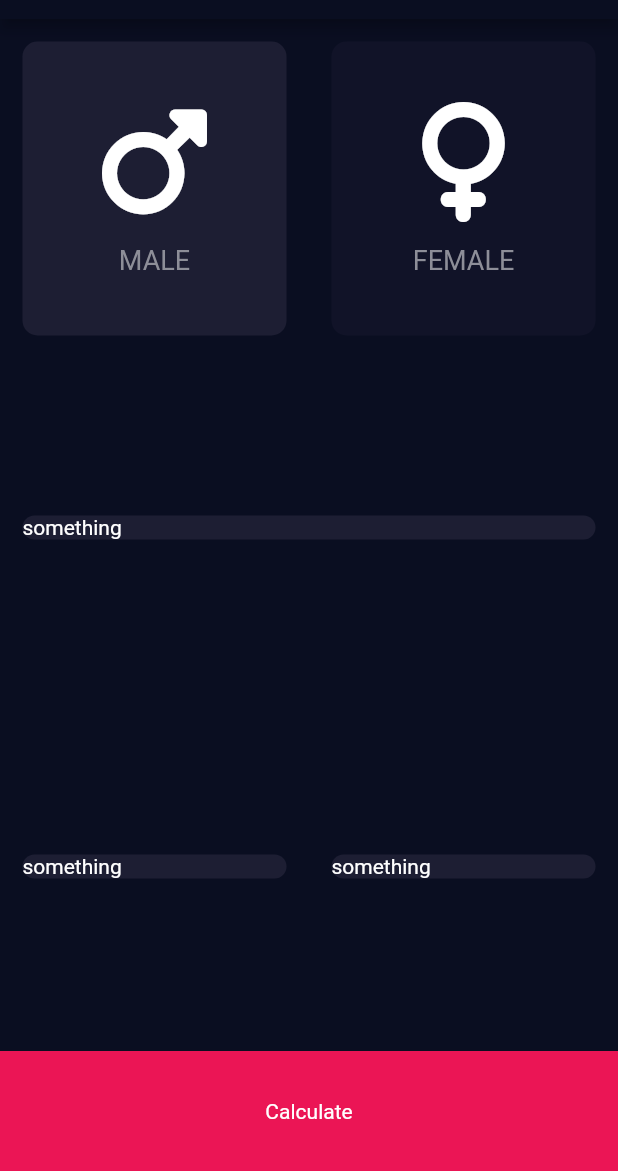
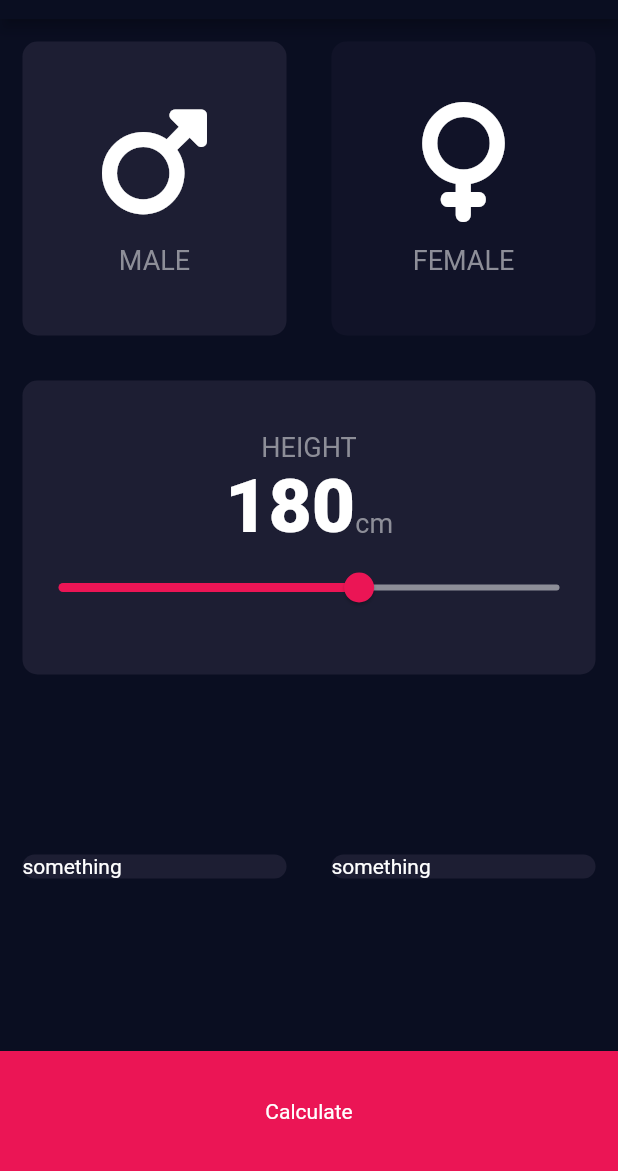
Before and after one commit to utsobe/bmi_calculator_flutter_app, a Flutter app: the screen it shows after launch, after a tap on "MALE", on a phone screen of 412 x 824 dp, the part 65-1236 px from its top. Run offline on Flutter 3.47's test engine with Material 2 defaults, Android fonts, the phone set to English and light mode, and no system bars; our stand-ins replace font_awesome_flutter.

Commit message:
added UI for height section

```diff
--- /dev/null
+++ b/lib/constants.dart
@@ -0,0 +1,16 @@
+import 'package:flutter/material.dart';
+
+const kLabelTextStyle = TextStyle(
+  fontSize: 18.0,
+  color: Color(0xFF8D8E98),
+);
+
+const kNumberTextStyle = TextStyle(
+  fontSize: 50.0,
+  fontWeight: FontWeight.w900,
+);
+
+const kBottomContainerHeight = 80.0;
+const kActiveCardColor = Color(0xFF1D1E33);
+const kInkActiveCardColor = Color(0xFF111328);
+const kBottomContainerColor = Color(0xFFEB1555);
--- a/lib/icon_content.dart
+++ b/lib/icon_content.dart
@@ -1,9 +1,5 @@
 import 'package:flutter/material.dart';
-
-const labelTextStyle = TextStyle(
-  fontSize: 18.0,
-  color: Color(0xFF8D8E98),
-);
+import 'constants.dart';
 
 class IconContent extends StatelessWidget {
   IconContent({required this.icon, required this.label});
@@ -25,7 +21,7 @@ class IconContent extends StatelessWidget {
         ),
         Text(
           label,
-          style: labelTextStyle,
+          style: kLabelTextStyle,
         ),
       ],
     );
--- a/lib/input_page.dart
+++ b/lib/input_page.dart
@@ -2,11 +2,12 @@ import 'package:flutter/material.dart';
 import 'package:font_awesome_flutter/font_awesome_flutter.dart';
 import 'icon_content.dart';
 import 'reusable_card.dart';
+import 'constants.dart';
 
-const bottomContainerHeight = 80.0;
-const activeCardColor = Color(0xFF1D1E33);
-const inactiveCardColor = Color(0xFF111328);
-const bottomContainerColor = Color(0xFFEB1555);
+enum Gender {
+  male,
+  female,
+}
 
 class InputPage extends StatefulWidget {
   const InputPage({super.key});
@@ -17,29 +18,9 @@ class InputPage extends StatefulWidget {
 
 class _InputPageState extends State<InputPage> {
   @override
-  Color maleCardColour = inactiveCardColor;
+  Gender? selectedGender;
 
-  Color femaleCardColour = inactiveCardColor;
-
-  void updateColour(int gender) {
-    // male card pressed
-    if (gender == 1) {
-      if (maleCardColour == inactiveCardColor) {
-        maleCardColour = activeCardColor;
-        femaleCardColour = inactiveCardColor;
-      } else {
-        maleCardColour = inactiveCardColor;
-      }
-    }
-    if (gender == 2) {
-      if (femaleCardColour == inactiveCardColor) {
-        femaleCardColour = activeCardColor;
-        maleCardColour = inactiveCardColor;
-      } else {
-        femaleCardColour = inactiveCardColor;
-      }
-    }
-  }
+  int height = 180;
 
   Widget build(BuildContext context) {
     return Scaffold(
@@ -55,34 +36,34 @@ class _InputPageState extends State<InputPage> {
             child: Row(
               children: [
                 Expanded(
-                  child: GestureDetector(
-                    onTap: () {
+                  child: ReusableCard(
+                    onPress: () {
                       setState(() {
-                        updateColour(1);
+                        selectedGender = Gender.male;
                       });
                     },
-                    child: ReusableCard(
-                      colour: maleCardColour,
+                    colour: selectedGender == Gender.male
+                        ? kActiveCardColor
+                        : kInkActiveCardColor,
                     cardChild: IconContent(
                       icon: FontAwesomeIcons.mars,
                       label: 'MALE',
                     ),
                   ),
                 ),
-                ),
                 Expanded(
-                    child: GestureDetector(
-                  onTap: () {
+                    child: ReusableCard(
+                  onPress: () {
                     setState(() {
-                      updateColour(2);
+                      selectedGender = Gender.female;
                     });
                   },
-                  child: ReusableCard(
-                    colour: femaleCardColour,
+                  colour: selectedGender == Gender.female
+                      ? kActiveCardColor
+                      : kInkActiveCardColor,
                   cardChild: IconContent(
                     icon: FontAwesomeIcons.venus,
                     label: 'FEMALE',
-                    ),
                   ),
                 )),
               ],
@@ -93,8 +74,44 @@ class _InputPageState extends State<InputPage> {
               children: [
                 Expanded(
                     child: ReusableCard(
-                  colour: activeCardColor,
-                  cardChild: Text('something'),
+                  onPress: () {},
+                  colour: kActiveCardColor,
+                  cardChild: Column(
+                    mainAxisAlignment: MainAxisAlignment.center,
+                    children: [
+                      Text(
+                        'HEIGHT',
+                        style: kLabelTextStyle,
+                      ),
+                      Row(
+                        mainAxisAlignment: MainAxisAlignment.center,
+                        crossAxisAlignment: CrossAxisAlignment.baseline,
+                        textBaseline: TextBaseline.alphabetic,
+                        children: [
+                          Text(
+                            height.toString(),
+                            style: kNumberTextStyle,
+                          ),
+                          Text(
+                            'cm',
+                            style: kLabelTextStyle,
+                          )
+                        ],
+                      ),
+                      Slider(
+                        value: height.toDouble(),
+                        min: 120.0,
+                        max: 220.0,
+                        activeColor: Color(0xFFEB1555),
+                        inactiveColor: Color(0xff8D8E98),
+                        onChanged: (double newValue) {
+                          setState(() {
+                            height = newValue.round();
+                          });
+                        },
+                      )
+                    ],
+                  ),
                 )),
               ],
             ),
@@ -104,12 +121,14 @@ class _InputPageState extends State<InputPage> {
               children: [
                 Expanded(
                     child: ReusableCard(
-                  colour: activeCardColor,
+                  onPress: () {},
+                  colour: kActiveCardColor,
                   cardChild: Text('something'),
                 )),
                 Expanded(
                     child: ReusableCard(
-                  colour: activeCardColor,
+                  onPress: () {},
+                  colour: kActiveCardColor,
                   cardChild: Text('something'),
                 )),
               ],
@@ -117,10 +136,10 @@ class _InputPageState extends State<InputPage> {
           ),
           Container(
             child: Center(child: Text('Calculate')),
-            color: bottomContainerColor,
+            color: kBottomContainerColor,
             margin: EdgeInsets.only(top: 10.0),
             width: double.infinity,
-            height: bottomContainerHeight,
+            height: kBottomContainerHeight,
           )
         ],
       ),
--- a/lib/reusable_card.dart
+++ b/lib/reusable_card.dart
@@ -1,19 +1,27 @@
 import 'package:flutter/material.dart';
 
 class ReusableCard extends StatelessWidget {
-  ReusableCard({required this.colour, required this.cardChild});
+  ReusableCard({
+    required this.colour,
+    required this.cardChild,
+    required this.onPress,
+  });
 
   final Color colour;
   final Widget cardChild;
+  final VoidCallback onPress;
 
   @override
   Widget build(BuildContext context) {
-    return Container(
-      child: cardChild,
-      margin: EdgeInsets.all(15.0),
-      decoration: BoxDecoration(
-        borderRadius: BorderRadius.circular(10.0),
-        color: colour,
+    return GestureDetector(
+      onTap: onPress,
+      child: Container(
+        child: cardChild,
+        margin: EdgeInsets.all(15.0),
+        decoration: BoxDecoration(
+          borderRadius: BorderRadius.circular(10.0),
+          color: colour,
+        ),
       ),
     );
   }
```
Lines whose indentation alone changed are shown as unchanged.
